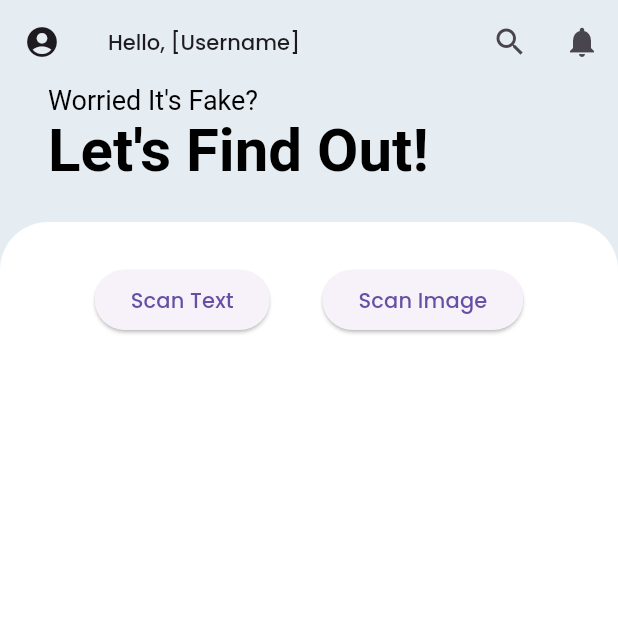
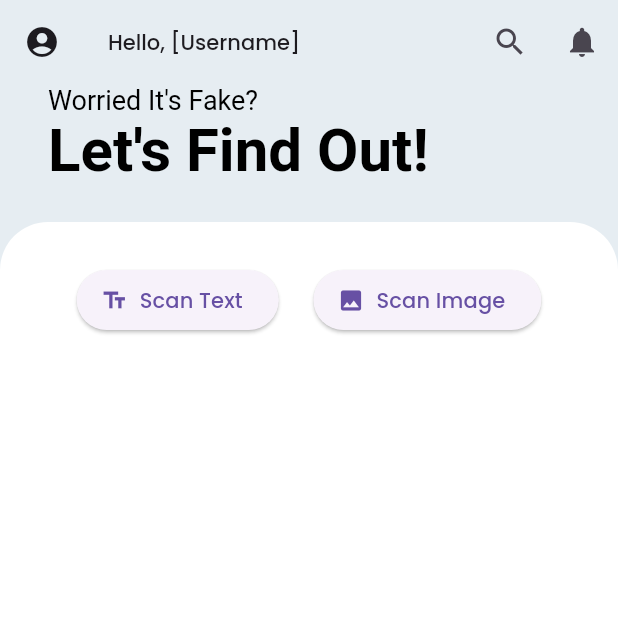
Before and after one commit to x3nozite/Lumen, a Flutter app: the screen it shows after launch, on a phone screen of 412 x 824 dp, the top half of it. Run offline on Flutter 3.47's test engine with Material 3 defaults, Android fonts, the phone set to English and light mode, and no system bars.

Commit message:
added logo to buttons

```diff
--- a/frontend/lib/screens/scan/scanpage.dart
+++ b/frontend/lib/screens/scan/scanpage.dart
@@ -71,23 +71,25 @@ class ScanPage extends StatelessWidget {
       crossAxisAlignment: CrossAxisAlignment.center,
       mainAxisAlignment: MainAxisAlignment.spaceEvenly,
       children: <Widget>[
-        ElevatedButton(
+        ElevatedButton.icon(
           onPressed: () {
             Navigator.push(
               context,
               MaterialPageRoute(builder: (context) => const InputTextScreen()),
             );
           },
-          child: const Text('Scan Text'),
+          icon: Icon(Icons.text_fields),
+          label: const Text('Scan Text'),
         ),
-        ElevatedButton(
+        ElevatedButton.icon(
           onPressed: () {
             Navigator.push(
               context,
               MaterialPageRoute(builder: (context) => const InputImageScreen()),
             );
           },
-          child: const Text('Scan Image'),
+          icon: Icon(Icons.image),
+          label: const Text('Scan Image'),
         ),
       ],
     );
```
